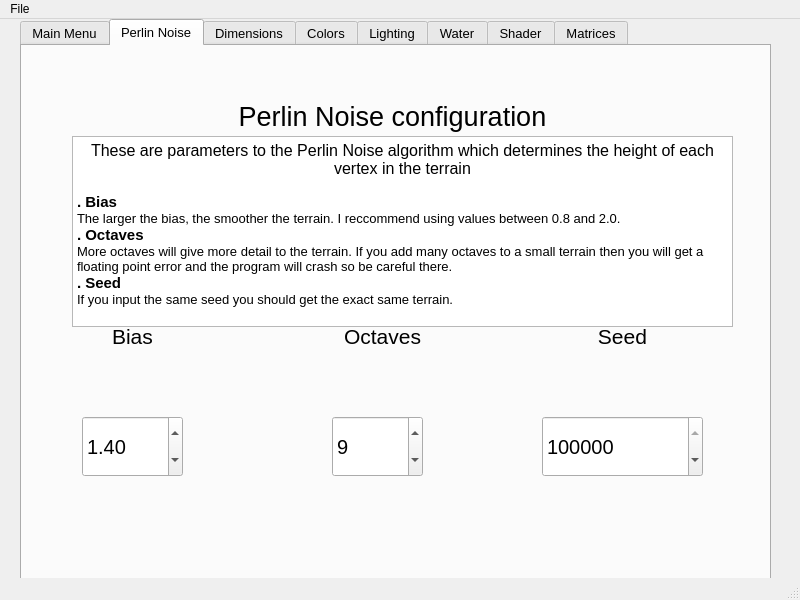
Old version of the form pyqt5-gui/gui.ui in the repository KatyT12/Random-3DTerrain-Generator.
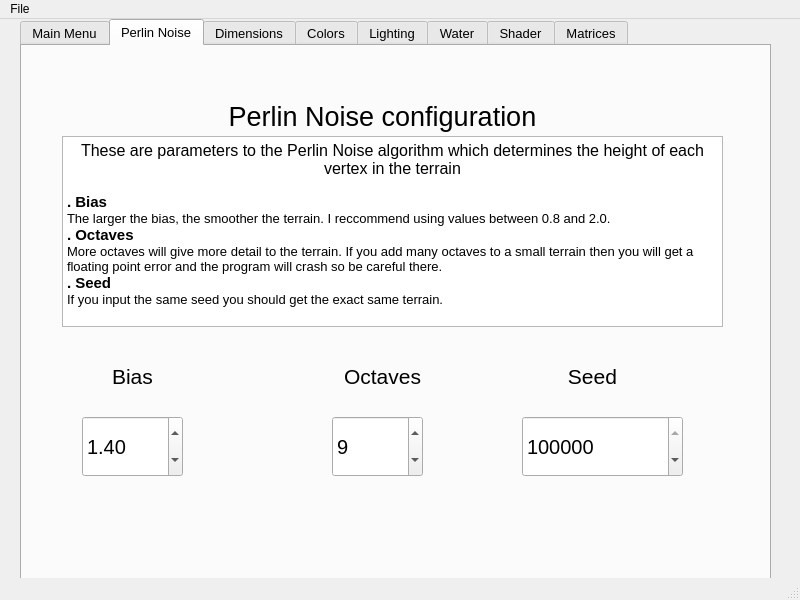
New version of the form. The open tabs and pages were chosen to show the change. Icons and pictures are not drawn.

Commit message: Added css rules to gui

What changed in the file:
```diff
--- a/pyqt5-gui/gui.ui
+++ b/pyqt5-gui/gui.ui
@@ -13,6 +13,9 @@
   <property name="windowTitle">
    <string>Random terrain config</string>
   </property>
+  <property name="autoFillBackground">
+   <bool>true</bool>
+  </property>
   <property name="toolButtonStyle">
    <enum>Qt::ToolButtonFollowStyle</enum>
   </property>
@@ -137,7 +140,7 @@
       <property name="geometry">
        <rect>
         <x>60</x>
-        <y>270</y>
+        <y>310</y>
         <width>101</width>
         <height>41</height>
        </rect>
@@ -161,7 +164,7 @@
       <property name="geometry">
        <rect>
         <x>310</x>
-        <y>270</y>
+        <y>310</y>
         <width>101</width>
         <height>41</height>
        </rect>
@@ -184,8 +187,8 @@
      <widget class="QLabel" name="seedLabel">
       <property name="geometry">
        <rect>
-        <x>550</x>
-        <y>270</y>
+        <x>520</x>
+        <y>310</y>
         <width>101</width>
         <height>41</height>
        </rect>
@@ -208,7 +211,7 @@
      <widget class="QSpinBox" name="seed">
       <property name="geometry">
        <rect>
-        <x>520</x>
+        <x>500</x>
         <y>370</y>
         <width>161</width>
         <height>61</height>
@@ -232,7 +235,7 @@
      <widget class="QLabel" name="perlinNoiseTitle">
       <property name="geometry">
        <rect>
-        <x>190</x>
+        <x>180</x>
         <y>50</y>
         <width>361</width>
         <height>41</height>
@@ -253,7 +256,7 @@
      <widget class="QTextBrowser" name="textBrowser">
       <property name="geometry">
        <rect>
-        <x>50</x>
+        <x>40</x>
         <y>90</y>
         <width>661</width>
         <height>191</height>
```
Left out of the diff: 2 changed lines with no effect on the pictures. The commit also changes 1 other file.
